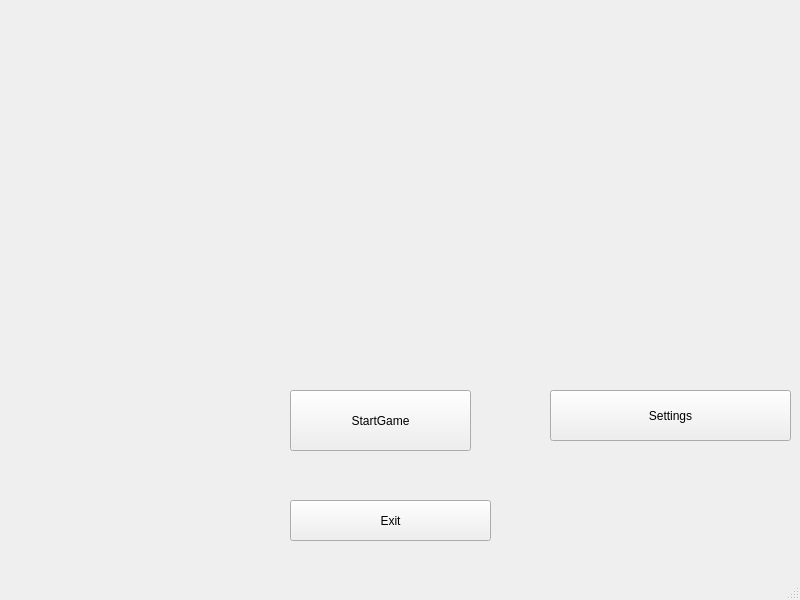
Old version of the form menuwindow.ui in the repository Nemkof/Pacman-Among-Us.
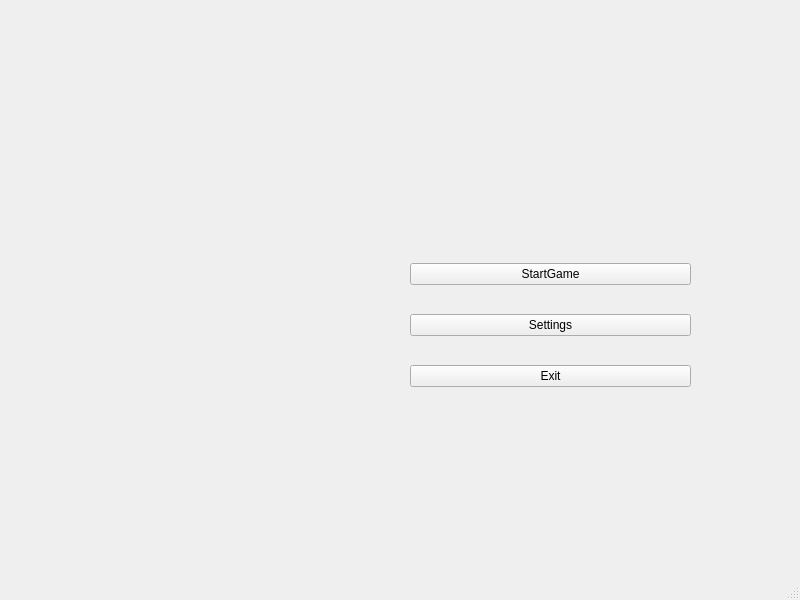
New version of the form.

```diff
--- a/menuwindow.ui
+++ b/menuwindow.ui
@@ -14,44 +14,38 @@
    <string>MainWindow</string>
   </property>
   <widget class="QWidget" name="centralwidget">
-   <widget class="QPushButton" name="PlayButton">
+   <widget class="QWidget" name="gridLayoutWidget">
     <property name="geometry">
      <rect>
-      <x>290</x>
-      <y>390</y>
-      <width>181</width>
-      <height>61</height>
+      <x>410</x>
+      <y>240</y>
+      <width>281</width>
+      <height>171</height>
      </rect>
     </property>
-    <property name="text">
-     <string>StartGame</string>
-    </property>
-   </widget>
-   <widget class="QPushButton" name="SettingsButton">
-    <property name="geometry">
-     <rect>
-      <x>550</x>
-      <y>390</y>
-      <width>241</width>
-      <height>51</height>
-     </rect>
-    </property>
-    <property name="text">
-     <string>Settings</string>
-    </property>
-   </widget>
-   <widget class="QPushButton" name="ExitButton">
-    <property name="geometry">
-     <rect>
-      <x>290</x>
-      <y>500</y>
-      <width>201</width>
-      <height>41</height>
-     </rect>
-    </property>
-    <property name="text">
-     <string>Exit</string>
-    </property>
+    <layout class="QGridLayout" name="gridLayout">
+     <item row="2" column="0">
+      <widget class="QPushButton" name="ExitButton">
+       <property name="text">
+        <string>Exit</string>
+       </property>
+      </widget>
+     </item>
+     <item row="0" column="0">
+      <widget class="QPushButton" name="PlayButton">
+       <property name="text">
+        <string>StartGame</string>
+       </property>
+      </widget>
+     </item>
+     <item row="1" column="0">
+      <widget class="QPushButton" name="SettingsButton">
+       <property name="text">
+        <string>Settings</string>
+       </property>
+      </widget>
+     </item>
+    </layout>
    </widget>
   </widget>
   <widget class="QStatusBar" name="statusbar"/>
```
